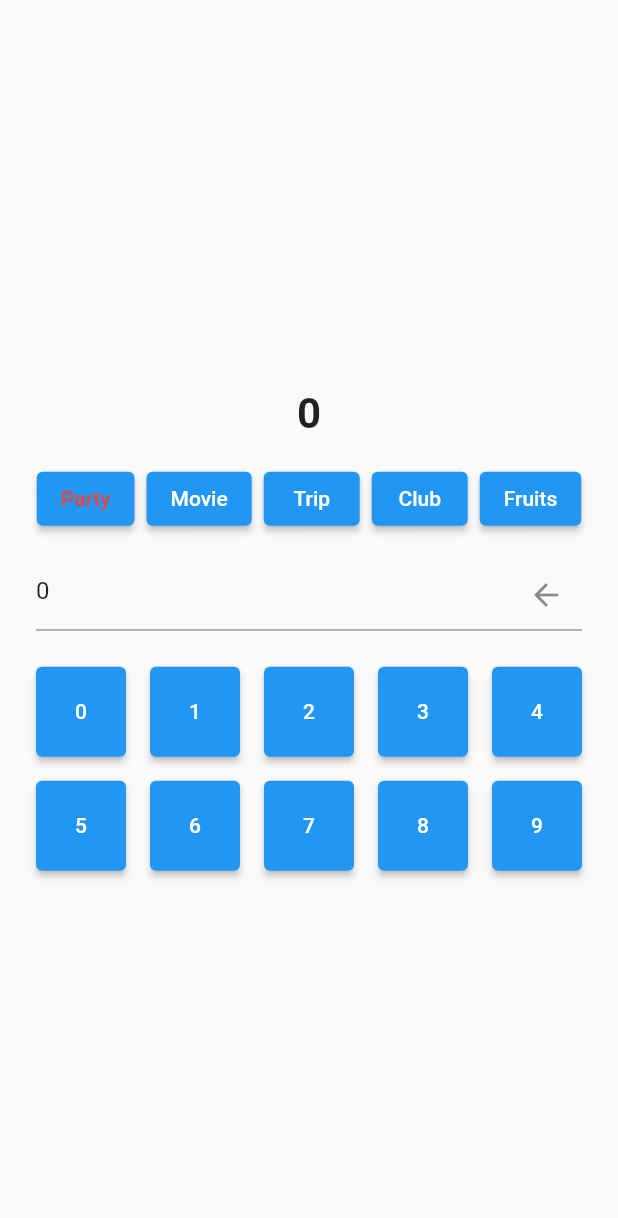
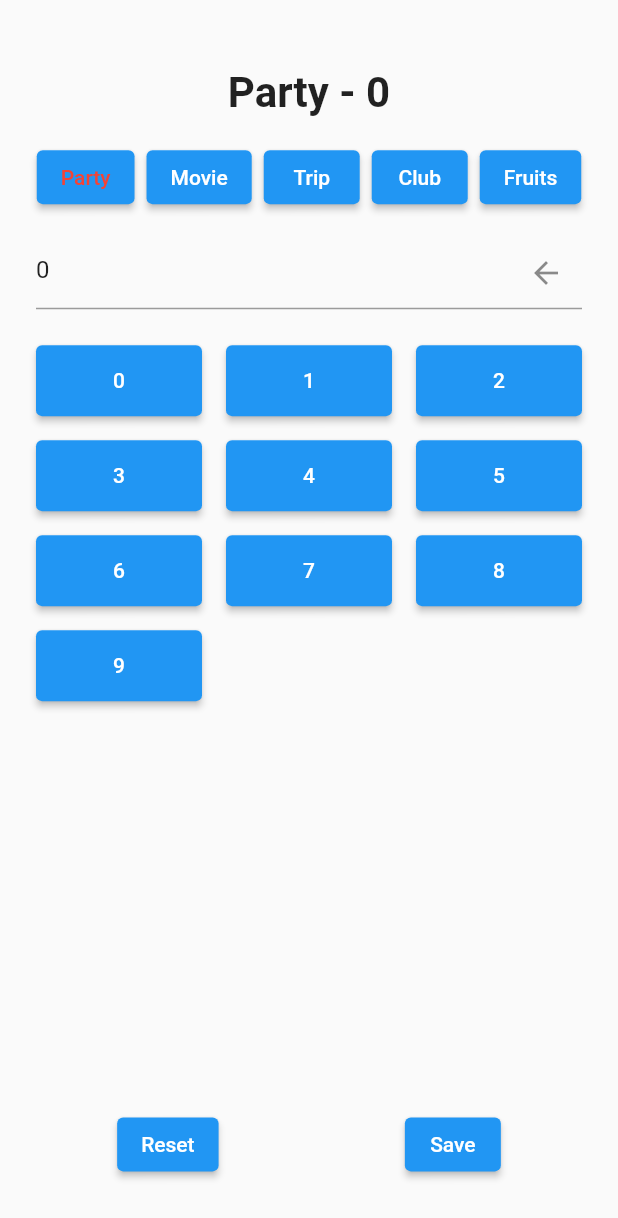
Before and after one commit to dkofficial24/expense_tracker, a Flutter app: the screen it shows after launch, after a tap on "Party", on a phone screen of 412 x 824 dp. Shown: the top 1218 px of the screen. Run offline on Flutter 3.47's test engine with Material 2 defaults, Android fonts, the phone set to English and light mode, and no system bars; our stand-ins replace firebase_core; accounts and stored records are empty.

Commit message:
Refactor: Extract inbuilt onTap function into separate functions for improved code modularity Feat: Introduce reset and save buttons for enhanced user interaction

```diff
--- a/lib/expense_tracker/ui/screens/create_expense_screen.dart
+++ b/lib/expense_tracker/ui/screens/create_expense_screen.dart
@@ -1,5 +1,7 @@
+import 'package:expense_tracker/core/core.dart';
 import 'package:expense_tracker/expense_tracker/models/category_item.dart';
-import 'package:expense_tracker/expense_tracker/ui/widgets/custom_text_field.dart';
+import 'package:expense_tracker/expense_tracker/ui/create_expense.util.dart';
+import 'package:expense_tracker/expense_tracker/ui/ui.dart';
 import 'package:flutter/material.dart';
 
 class CreateExpenseScreen extends StatefulWidget {
@@ -17,11 +19,11 @@ class _CreateExpenseScreenState extends State<CreateExpenseScreen> {
   bool isCategorySelected = false;
 
   Map<String, CategoryItem> itemMap = {
-    "Party": CategoryItem(),
-    "Movie": CategoryItem(),
-    "Trip": CategoryItem(),
-    "Club": CategoryItem(),
-    "Fruits": CategoryItem(),
+    StringConstant.party: CategoryItem(),
+    StringConstant.movie: CategoryItem(),
+    StringConstant.trip: CategoryItem(),
+    StringConstant.club: CategoryItem(),
+    StringConstant.fruits: CategoryItem(),
   };
 
   CategoryItem? currentCategoryItem;
@@ -39,7 +41,7 @@ class _CreateExpenseScreenState extends State<CreateExpenseScreen> {
             mainAxisSize: MainAxisSize.min,
             children: [
               Text(
-                totalAmount.toString(),
+                '${StringConstant.party} - $totalAmount',
                 textAlign: TextAlign.start,
                 style:
                     const TextStyle(fontSize: 28, fontWeight: FontWeight.bold),
@@ -50,7 +52,12 @@ class _CreateExpenseScreenState extends State<CreateExpenseScreen> {
               Wrap(
                 children: itemMap.keys.map((e) {
                   itemMap[e]?.name = e;
-                  return _renderChip(itemMap[e]!);
+                  return CategoryChipWidget(
+                    categoryItem: itemMap[e]!,
+                    categoryTapCallback: (CategoryItem item) {
+                      onCategoryTap(item);
+                    },
+                  );
                 }).toList(),
               ),
               const SizedBox(
@@ -61,6 +68,7 @@ class _CreateExpenseScreenState extends State<CreateExpenseScreen> {
                   child: CustomTextFieldWidget(
                     controller: _amountEditingController,
                     isEnabled: currentCategoryItem != null,
+                    onBackspace: onBackButtonTap,
                     onChanged: (value) {
                       if (value.isEmpty) return;
                       currentCategoryItem?.amount = int.parse(value);
@@ -72,31 +80,36 @@ class _CreateExpenseScreenState extends State<CreateExpenseScreen> {
               ),
               Flexible(
                 child: GridView.count(
-                  crossAxisCount: 5,
+                  crossAxisCount: 3,
                   shrinkWrap: true,
-                  childAspectRatio: 1,
+                  childAspectRatio: 2,
                   children: List.generate(10, (index) {
                     return Padding(
                       padding: const EdgeInsets.all(8.0),
                       child: ElevatedButton(
                           onPressed: currentCategoryItem != null
                               ? () {
-                                  if (_amountEditingController.text == '0') {
-                                    _amountEditingController.clear();
-                                  }
-                                  _amountEditingController.text +=
-                                      index.toString();
-                                  currentCategoryItem?.amount =
-                                      int.parse(_amountEditingController.text);
-                                  totalAmount +=
-                                      currentCategoryItem?.amount ?? 0;
-                                  setState(() {});
-                                  setCursorPosition();
+                                  onNumberTap(index);
                                 }
                               : null,
                           child: Text(index.toString())),
                     );
                   }),
+                ),
+              ),
+              const Spacer(),
+              Padding(
+                padding: const EdgeInsets.only(bottom: 16),
+                child: Row(
+                  mainAxisAlignment: MainAxisAlignment.spaceAround,
+                  children: [
+                    ElevatedButton(
+                        onPressed: resetData,
+                        child: const Text(StringConstant.reset)),
+                    ElevatedButton(
+                        onPressed: () {},
+                        child: const Text(StringConstant.save)),
+                  ],
                 ),
               )
             ],
@@ -106,18 +119,9 @@ class _CreateExpenseScreenState extends State<CreateExpenseScreen> {
     );
   }
 
-  void setCursorPosition() {
-    _amountEditingController.selection =
-        TextSelection.fromPosition(TextPosition(
-      offset: _amountEditingController.text.length,
-    ));
-  }
+  ///-------------------Functionalities Methods---------------------------------
 
-  Widget _renderChip(CategoryItem item) {
-    return Padding(
-      padding: const EdgeInsets.symmetric(horizontal: 4.0),
-      child: ElevatedButton(
-        onPressed: () {
+  void onCategoryTap(CategoryItem item) {
     _amountEditingController.clear();
     currentCategoryItem = item;
     itemMap.forEach((key, value) {
@@ -129,14 +133,42 @@ class _CreateExpenseScreenState extends State<CreateExpenseScreen> {
     });
     _amountEditingController.text = item.amount.toString();
     setState(() {});
-        },
-        child: Text(
-          item.name,
-          style: TextStyle(
-            color: item.isSelected ? Colors.red : Colors.white,
-          ),
-        ),
-      ),
-    );
+  }
+
+  void onNumberTap(int index) {
+    if (_amountEditingController.text == '0') {
+      _amountEditingController.clear();
+    }
+    _amountEditingController.text += index.toString();
+    currentCategoryItem?.amount = int.parse(_amountEditingController.text);
+
+    totalAmount = 0;
+    totalAmount = CreateExpenseUtil.calculateTotalAmount(itemMap);
+    setState(() {});
+    setCursorPosition();
+  }
+
+  onBackButtonTap() {
+    setState(() {
+      totalAmount = CreateExpenseUtil.calculateTotalAmount(itemMap);
+    });
+  }
+
+  void resetData() {
+    setState(() {
+      _amountEditingController.clear();
+      totalAmount = 0;
+      itemMap.forEach((key, value) {
+        value.amount = 0;
+        value.isSelected = false;
+      });
+    });
+  }
+
+  void setCursorPosition() {
+    _amountEditingController.selection =
+        TextSelection.fromPosition(TextPosition(
+      offset: _amountEditingController.text.length,
+    ));
   }
 }
```
Lines whose indentation alone changed are shown as unchanged.
